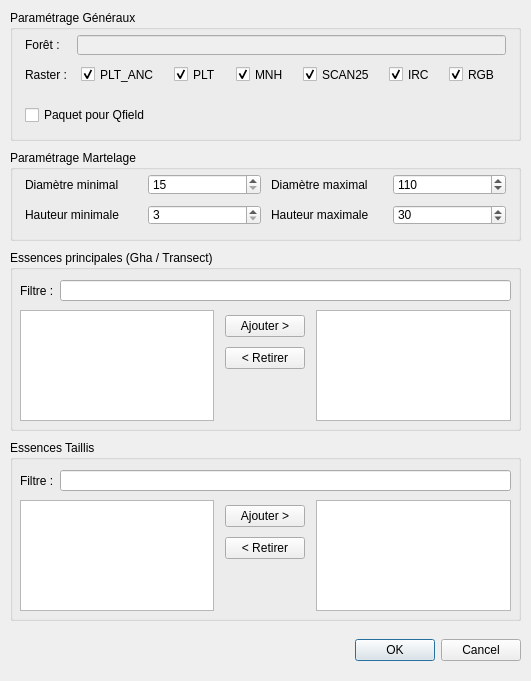
Old version of the form dialogs/expertise_create/expertise_create.ui in the repository paul-carteron/Qracines.
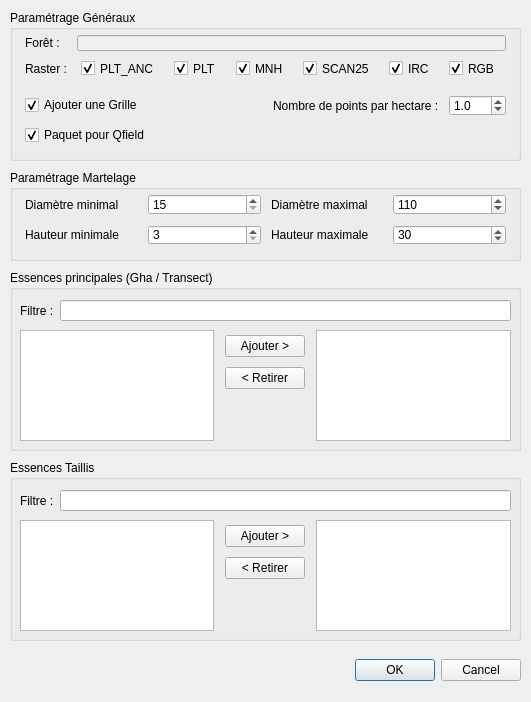
New version of the form. Custom widgets are drawn as their Qt base class.

Commit message: add grid capabilities

What changed in the file:
```diff
--- a/dialogs/expertise_create/expertise_create.ui
+++ b/dialogs/expertise_create/expertise_create.ui
@@ -7,7 +7,7 @@
     <x>0</x>
     <y>0</y>
     <width>531</width>
-    <height>681</height>
+    <height>702</height>
    </rect>
   </property>
   <property name="windowTitle">
@@ -17,7 +17,7 @@
    <property name="geometry">
     <rect>
      <x>10</x>
-     <y>250</y>
+     <y>270</y>
      <width>511</width>
      <height>181</height>
     </rect>
@@ -120,7 +120,7 @@
    <property name="geometry">
     <rect>
      <x>10</x>
-     <y>150</y>
+     <y>170</y>
      <width>511</width>
      <height>91</height>
     </rect>
@@ -242,7 +242,7 @@
      <x>10</x>
      <y>10</y>
      <width>511</width>
-     <height>131</height>
+     <height>151</height>
     </rect>
    </property>
    <property name="title">
@@ -254,7 +254,7 @@
       <x>10</x>
       <y>20</y>
       <width>491</width>
-      <height>59</height>
+      <height>51</height>
      </rect>
     </property>
     <layout class="QGridLayout" name="gridLayout">
@@ -409,7 +409,7 @@
     <property name="geometry">
      <rect>
       <x>10</x>
-      <y>90</y>
+      <y>110</y>
       <width>491</width>
       <height>31</height>
      </rect>
@@ -442,7 +442,7 @@
         <string>Paquet pour Qfield</string>
        </property>
        <property name="checked">
-        <bool>false</bool>
+        <bool>true</bool>
        </property>
       </widget>
      </item>
@@ -458,12 +458,88 @@
      </item>
     </layout>
    </widget>
+   <widget class="QWidget" name="gridLayoutWidget_4">
+    <property name="geometry">
+     <rect>
+      <x>10</x>
+      <y>80</y>
+      <width>491</width>
+      <height>31</height>
+     </rect>
+    </property>
+    <layout class="QGridLayout" name="gridLayout_3">
+     <property name="leftMargin">
+      <number>5</number>
+     </property>
+     <property name="topMargin">
+      <number>5</number>
+     </property>
+     <property name="rightMargin">
+      <number>5</number>
+     </property>
+     <property name="bottomMargin">
+      <number>5</number>
+     </property>
+     <property name="spacing">
+      <number>10</number>
+     </property>
+     <item row="0" column="2">
+      <widget class="QLabel" name="label_layers_2">
+       <property name="text">
+        <string>Nombre de points par hectare :</string>
+       </property>
+      </widget>
+     </item>
+     <item row="0" column="1">
+      <spacer name="horizontalSpacer_2">
+       <property name="orientation">
+        <enum>Qt::Horizontal</enum>
+       </property>
+       <property name="sizeHint" stdset="0">
+        <size>
+         <width>40</width>
+         <height>20</height>
+        </size>
+       </property>
+      </spacer>
+     </item>
+     <item row="0" column="0">
+      <widget class="QCheckBox" name="cb_create_grid">
+       <property name="toolTip">
+        <string extracomment="Lorsque la case est cochée, le projet est empaqueté pour QField, compressé en ZIP et déposé dans le répertoire de sortie"/>
+       </property>
+       <property name="statusTip">
+        <string/>
+       </property>
+       <property name="text">
+        <string>Ajouter une Grille</string>
+       </property>
+       <property name="checked">
+        <bool>true</bool>
+       </property>
+      </widget>
+     </item>
+     <item row="0" column="3">
+      <widget class="QDoubleSpinBox" name="dsp_points_per_ha">
+       <property name="decimals">
+        <number>1</number>
+       </property>
+       <property name="singleStep">
+        <double>0.500000000000000</double>
+       </property>
+       <property name="value">
+        <double>1.000000000000000</double>
+       </property>
+      </widget>
+     </item>
+    </layout>
+   </widget>
   </widget>
   <widget class="QWidget" name="horizontalLayoutWidget">
    <property name="geometry">
     <rect>
      <x>10</x>
-     <y>630</y>
+     <y>650</y>
      <width>511</width>
      <height>41</height>
     </rect>
@@ -498,7 +574,7 @@
    <property name="geometry">
     <rect>
      <x>10</x>
-     <y>440</y>
+     <y>460</y>
      <width>511</width>
      <height>181</height>
     </rect>
```
Left out of the diff: 26 changed lines with no effect on the pictures. The commit also changes 6 other files.
